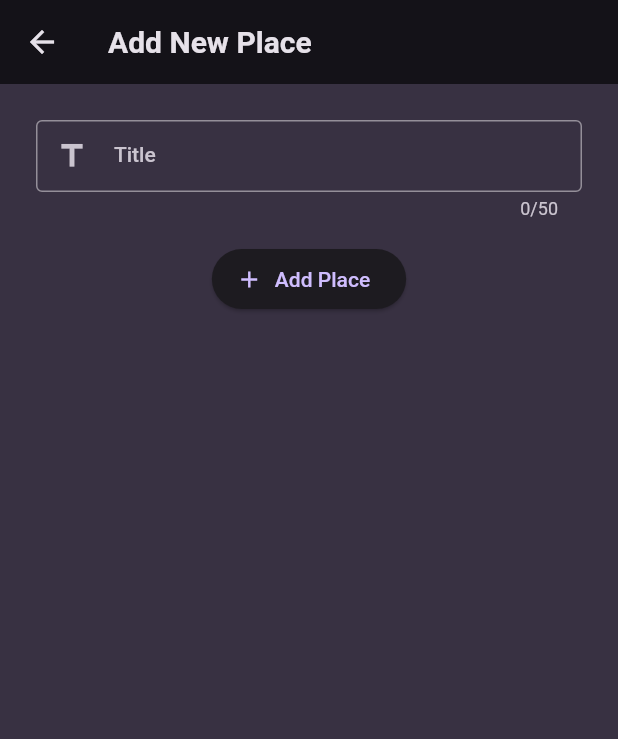
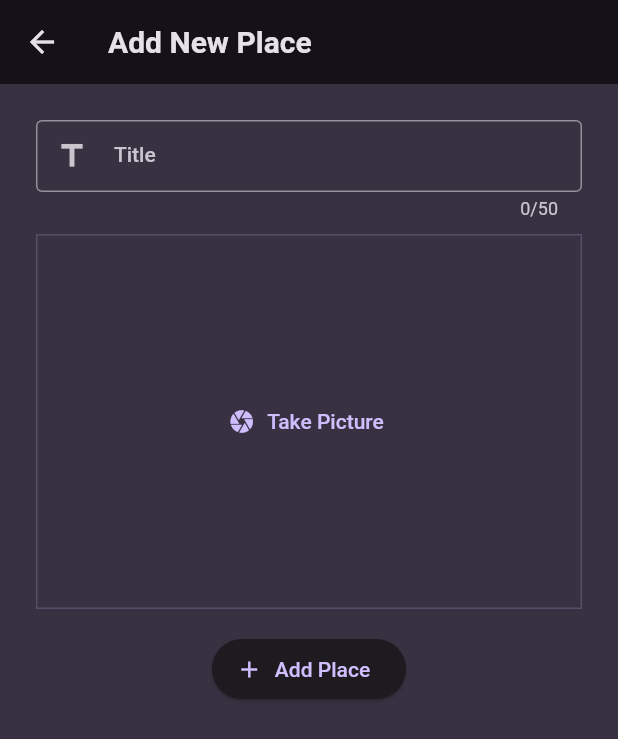
Before and after one commit to jayceebuarao/favorite-places, a Flutter app: the AddPlaceScreen screen opened directly, on a phone screen of 412 x 824 dp. Shown: the top 739 px of the screen. Run offline on Flutter 3.47's test engine with Material 2 defaults, Android fonts, the phone set to English and light mode, and no system bars; our stand-ins replace flutter_riverpod, google_fonts.

Commit message:
add ImageInput widget

```diff
--- a/lib/screens/add_place.dart
+++ b/lib/screens/add_place.dart
@@ -1,5 +1,6 @@
 import 'package:favorite_places/models/place.dart';
 import 'package:favorite_places/providers/favorites_provider.dart';
+import 'package:favorite_places/widgets/image_input.dart';
 import 'package:flutter/material.dart';
 import 'package:flutter_riverpod/flutter_riverpod.dart';
 
@@ -66,9 +67,9 @@ class _NewPlaceScreenState extends ConsumerState<AddPlaceScreen> {
                   return null;
                 },
               ),
-              const SizedBox(
-                height: 16,
-              ),
+              const SizedBox(height: 10),
+              ImageInput(),
+              const SizedBox(height: 16),
               ElevatedButton.icon(
                 onPressed: _savePlace,
                 icon: const Icon(Icons.add),
```
